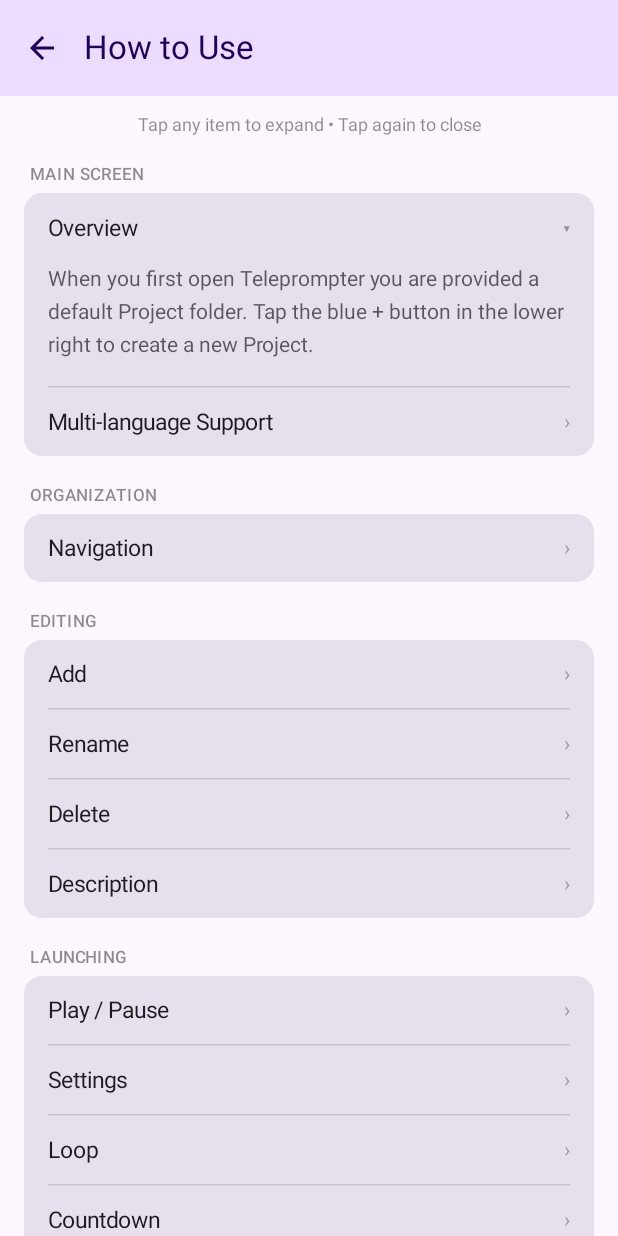
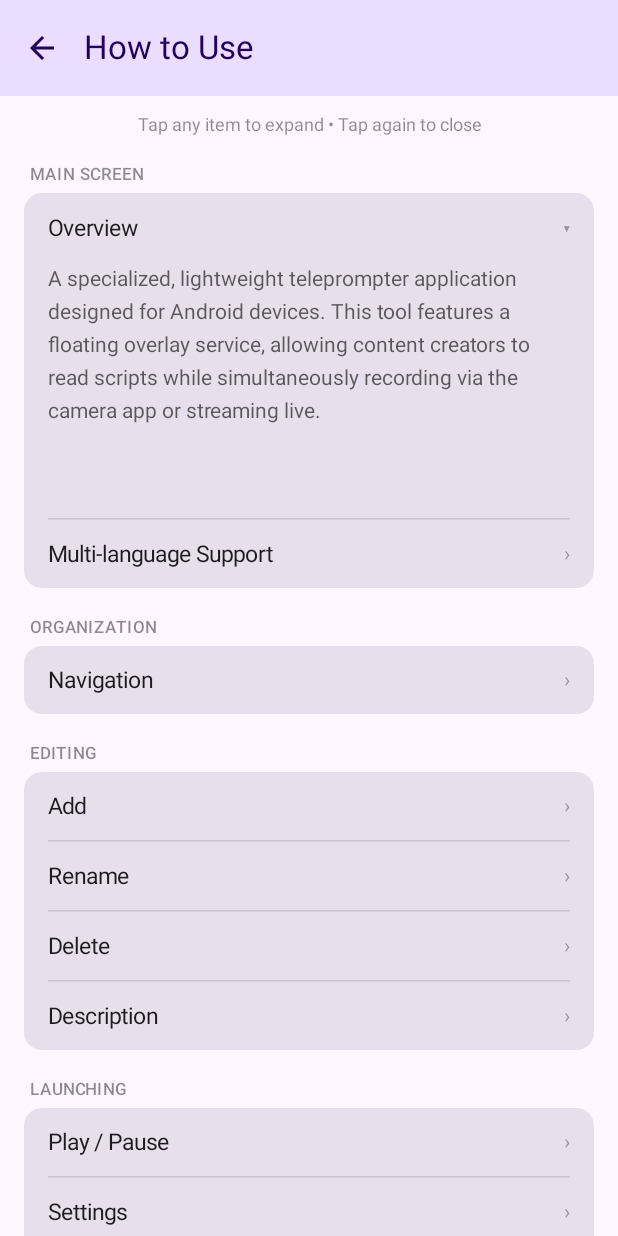
Before and after one commit to iant8055/Teleprompter, an Android app built with Jetpack Compose: the HowToActivity screen opened directly, with no data from a screen before it, after a tap on "Overview", on a phone screen of 412 x 824 dp. Run offline under Robolectric (Android 15) with nearby library versions, the phone set to English and light mode, and no system bars.

Commit message:
Cache translations per language; refresh How To text
Translated app and intro-slide strings are now cached after the first
load so switching back to a language is instant. Reworded the How To
Overview, Navigation, and Countdown Timer sections.

Co-Authored-By: Claude Sonnet 5.5 <noreply@anthropic.com>

```diff
--- a/app/src/main/java/com/example/teleprompter/AppStrings.kt
+++ b/app/src/main/java/com/example/teleprompter/AppStrings.kt
@@ -50,13 +50,13 @@ data class AppStrings(
     // Main Screen
     val sectionMainScreen: String        = "Main Screen",
     val howToOverviewTitle: String       = "Overview",
-    val howToOverviewBody: String        = "When you first open Teleprompter you are provided a default Project folder. Tap the blue + button in the lower right to create a new Project.",
+    val howToOverviewBody: String        = "A specialized, lightweight teleprompter application designed for Android devices. This tool features a floating overlay service, allowing content creators to read scripts while simultaneously recording via the camera app or streaming live. \n\n",
     val howToMultiLangTitle: String      = "Multi-language Support",
     val howToMultiLangBody: String       = "The app interface can be displayed in multiple languages. Tap the three-dot menu on the main screen and select Settings, then choose your preferred language from the dropdown list.\n\nThe entire app — menus, buttons, and labels — will update to your chosen language automatically.",
     // Organization
     val sectionOrganization: String      = "Organization",
     val howToNavTitle: String            = "Navigation",
-    val howToNavBody: String             = "The library is organized into Projects › Scenes › Scripts. Each screen has a breadcrumb toolbar at the top — tap any icon to jump back to that level.",
+    val howToNavBody: String             = "When you first open Teleprompter you are provided a default Project folder. Tap the blue + button in the lower right to create a new Project.\n\nThe library is organized into Projects › Scenes › Scripts. Each screen has a breadcrumb toolbar at the top — tap any icon to jump back to that level.",
     // Editing
     val sectionEditing: String           = "Editing",
     val howToAddTitle: String            = "Add",
@@ -75,13 +75,14 @@ data class AppStrings(
     val howToSettingsBody: String        = "Tap the gear icon to open the Settings panel. Use sliders to adjust Font Size, Speed, and Opacity. Choose a text color from the color row. Toggle Mirror, and set a Countdown timer before scrolling begins.",
     val howToLoopTitle: String           = "Loop",
     val howToLoopBody: String            = "Enable Loop in the overlay Settings panel to replay your script continuously without stopping.\n\nWhen Loop is on, a duplicate of the script is shown below the original. As you reach the end, the scroll position resets seamlessly so the text flows back from the top without any jump.",
-    val howToCountdownTitle: String      = "Countdown",
-    val howToCountdownBody: String       = "Set a countdown before your script starts scrolling. Open Settings in the overlay and choose from Off, 3, 5, or 10 seconds.\n\nWhen you tap Play, a full-screen clock animation counts down with a beep each second. At zero it flashes 'ACTION!' then scrolling begins automatically. Tap the screen at any time to cancel the countdown.",
+    val howToCountdownTitle: String      = "Countdown Timer",
+    val howToCountdownBody: String       = "Set a Countdown Timer before your script starts scrolling. Open Settings in the overlay and choose from Off, 3, 5, or 10 seconds.\n\nWhen you tap Play, a full-screen clock animation counts down with a beep each second. At zero it flashes 'ACTION!' then scrolling begins automatically. Tap the screen at any time to cancel the countdown.",
 )
 
 val LocalAppStrings = staticCompositionLocalOf { AppStrings() }
 
 private val DEFAULT_APP = AppStrings()
+private val appStringsCache = HashMap<String, AppStrings>()
 
 private fun AppStrings.toList() = listOf(
     projects, launch, settings, howToUse,
@@ -140,6 +141,7 @@ private fun List<String>.toAppStrings() = AppStrings(
 
 suspend fun translateApp(context: Context, targetLang: String, apiKey: String): Result<AppStrings> {
     if (targetLang == "en") return Result.success(DEFAULT_APP)
+    appStringsCache[targetLang]?.let { return Result.success(it) }
     return withContext(Dispatchers.IO) {
         try {
             val texts = DEFAULT_APP.toList()
@@ -149,11 +151,13 @@ suspend fun translateApp(context: Context, targetLang: String, apiKey: String):
             sb.append("&format=text")
             texts.forEach { sb.append("&q=").append(URLEncoder.encode(it, "UTF-8")) }
 
+            val sha1 = packageSHA1(context)
+            Log.d("TranslateApp", "pkg=${context.packageName} sha1=$sha1 strings=${texts.size} target=$targetLang")
             val conn = URL(sb.toString()).openConnection() as HttpURLConnection
             conn.connectTimeout = 8000
             conn.readTimeout = 8000
             conn.setRequestProperty("X-Android-Package", context.packageName)
-            conn.setRequestProperty("X-Android-Cert", packageSHA1(context))
+            conn.setRequestProperty("X-Android-Cert", sha1)
 
             val code = conn.responseCode
             if (code != HttpURLConnection.HTTP_OK) {
@@ -170,6 +174,7 @@ suspend fun translateApp(context: Context, targetLang: String, apiKey: String):
             val translated = List(arr.length()) { i ->
                 arr.getJSONObject(i).getString("translatedText")
             }.toAppStrings()
+            appStringsCache[targetLang] = translated
             Result.success(translated)
         } catch (e: Exception) {
             Log.e("TranslateApp", "Exception: ${e.message}", e)
--- a/app/src/main/java/com/example/teleprompter/IntroScreen.kt
+++ b/app/src/main/java/com/example/teleprompter/IntroScreen.kt
@@ -95,6 +95,7 @@ data class SlideStrings(
 )
 
 private val DEFAULT = SlideStrings()
+private val slideStringsCache = HashMap<String, SlideStrings>()
 
 private fun SlideStrings.toList() = listOf(
     welcomeTitle, welcomeSub, langHint,
@@ -142,6 +143,7 @@ fun packageSHA1(context: Context): String {
 
 suspend fun translateSlides(context: Context, targetLang: String, apiKey: String): Result<SlideStrings> {
     if (targetLang == "en") return Result.success(DEFAULT)
+    slideStringsCache[targetLang]?.let { return Result.success(it) }
     return withContext(Dispatchers.IO) {
         try {
             val texts = DEFAULT.toList()
@@ -173,6 +175,7 @@ suspend fun translateSlides(context: Context, targetLang: String, apiKey: String
                 .getJSONObject("data").getJSONArray("translations")
             val translated = List(arr.length()) { i -> arr.getJSONObject(i).getString("translatedText") }
                 .toSlideStrings()
+            slideStringsCache[targetLang] = translated
             Result.success(translated)
         } catch (e: Exception) {
             Log.e("Translate", "Exception: ${e.message}", e)
```
